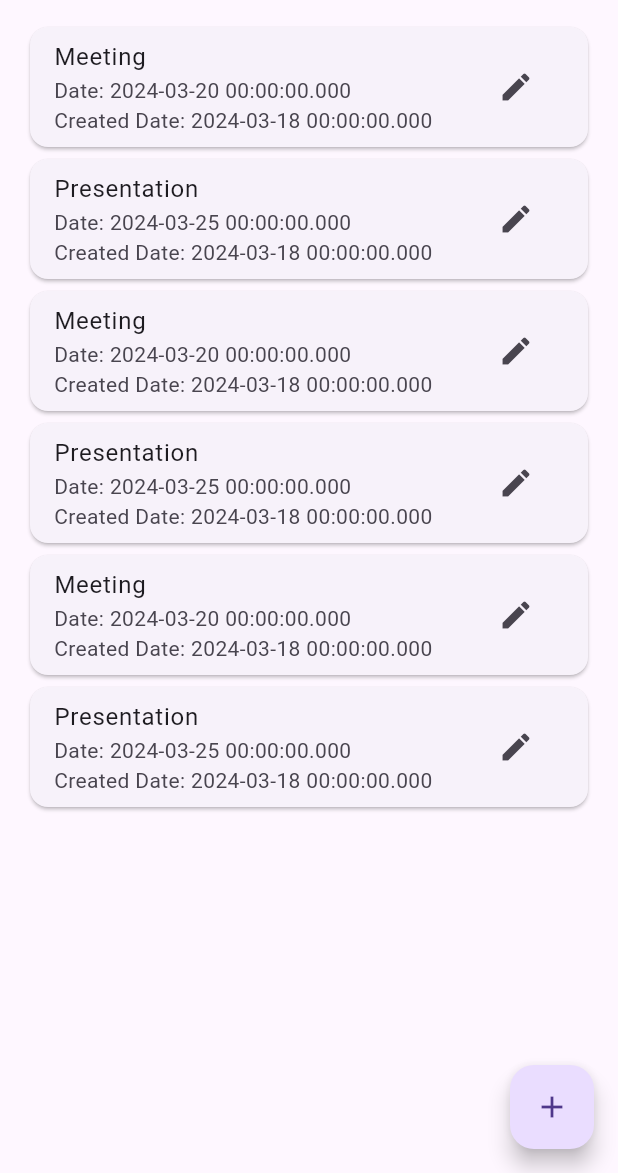
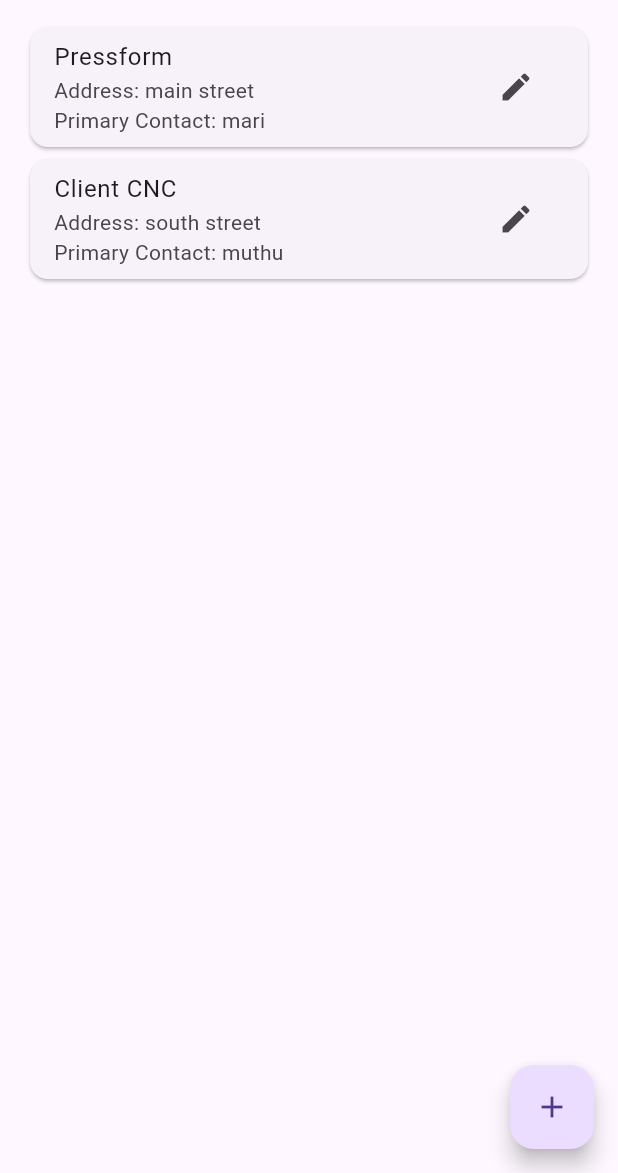
Before and after one commit to Sivaperuman174/AppointmentTracking, a Flutter app: the ClientDetailPage screen opened directly, on a phone screen of 412 x 824 dp, the part 63-1236 px from its top. Run offline on Flutter 3.47's test engine with Material 3 defaults, Android fonts, the phone set to English and light mode, and no system bars.

Commit message:
Models are updated.

```diff
--- a/lib/main.dart
+++ b/lib/main.dart
@@ -5,24 +5,24 @@ void main() {
   runApp(const LoginPage());
 }
 
-class Client {
-  final String name;
-  final List<Appointment> appointments;
+// class Client {
+//   final String name;
+//   final List<Appointment> appointments;
 
-  Client({required this.name, required this.appointments});
-}
+//   Client({required this.name, required this.appointments});
+// }
 
-class Appointment {
-  final String appointmentName;
-  final DateTime appointmentDate;
-  final DateTime appointmentCreatedDate;
+// class Appointment {
+//   final String appointmentName;
+//   final DateTime appointmentDate;
+//   final DateTime appointmentCreatedDate;
 
-  Appointment({
-    required this.appointmentName,
-    required this.appointmentDate,
-    required this.appointmentCreatedDate,
-  });
-}
+//   Appointment({
+//     required this.appointmentName,
+//     required this.appointmentDate,
+//     required this.appointmentCreatedDate,
+//   });
+// }
 
 // class MyApp extends StatelessWidget {
 //   @override
@@ -37,46 +37,46 @@ class Appointment {
 //   }
 // }
 
-class EditAppointmentPage extends StatelessWidget {
-  final Appointment appointment;
+// class EditAppointmentPage extends StatelessWidget {
+//   final Appointment appointment;
 
-  EditAppointmentPage({required this.appointment});
+//   const EditAppointmentPage({super.key, required this.appointment});
 
-  @override
-  Widget build(BuildContext context) {
-    return Scaffold(
-      appBar: AppBar(
-        title: const Text('Edit Appointment'),
-      ),
-      body: Padding(
-        padding: const EdgeInsets.all(16.0),
-        child: Column(
-          crossAxisAlignment: CrossAxisAlignment.start,
-          children: <Widget>[
-            Text(
-              'Appointment Name: ${appointment.appointmentName}',
-              style: const TextStyle(fontSize: 18.0),
-            ),
-            const SizedBox(height: 20.0),
-            Text(
-              'Appointment Date: ${appointment.appointmentDate}',
-              style: const TextStyle(fontSize: 18.0),
-            ),
-            const SizedBox(height: 20.0),
-            Text(
-              'Created Date: ${appointment.appointmentCreatedDate}',
-              style: const TextStyle(fontSize: 18.0),
-            ),
-            const SizedBox(height: 20.0),
-            ElevatedButton(
-              onPressed: () {
-                // Implement edit functionality
-              },
-              child: const Text('Edit'),
-            ),
-          ],
-        ),
-      ),
-    );
-  }
-}
+//   @override
+//   Widget build(BuildContext context) {
+//     return Scaffold(
+//       appBar: AppBar(
+//         title: const Text('Edit Appointment'),
+//       ),
+//       body: Padding(
+//         padding: const EdgeInsets.all(16.0),
+//         child: Column(
+//           crossAxisAlignment: CrossAxisAlignment.start,
+//           children: <Widget>[
+//             Text(
+//               'Appointment Name: ${appointment.appointmentName}',
+//               style: const TextStyle(fontSize: 18.0),
+//             ),
+//             const SizedBox(height: 20.0),
+//             Text(
+//               'Appointment Date: ${appointment.appointmentDate}',
+//               style: const TextStyle(fontSize: 18.0),
+//             ),
+//             const SizedBox(height: 20.0),
+//             Text(
+//               'Created Date: ${appointment.appointmentCreatedDate}',
+//               style: const TextStyle(fontSize: 18.0),
+//             ),
+//             const SizedBox(height: 20.0),
+//             ElevatedButton(
+//               onPressed: () {
+//                 // Implement edit functionality
+//               },
+//               child: const Text('Edit'),
+//             ),
+//           ],
+//         ),
+//       ),
+//     );
+//   }
+// }
--- /dev/null
+++ b/lib/model/appointment.dart
@@ -0,0 +1,77 @@
+import 'feedback.dart';
+
+class Appointment {
+  late int id;
+  late int clientId;
+  late int requestId;
+  late int createdBy;
+  late int allocatedTo;
+  late int alternateAllocateTo;
+  late String description;
+  late DateTime bookedOn;
+  late DateTime actualDate;
+  late DateTime alternateDate;
+  String? acceptanceStatus;
+  late String status;
+  late int deleted;
+  List<Feedback>? feedbacks;
+
+  Appointment(
+      {required this.id,
+      required this.clientId,
+      required this.requestId,
+      required this.createdBy,
+      required this.allocatedTo,
+      required this.alternateAllocateTo,
+      required this.description,
+      required this.bookedOn,
+      required this.actualDate,
+      required this.alternateDate,
+      this.acceptanceStatus,
+      required this.status,
+      required this.deleted,
+      this.feedbacks});
+
+  Appointment.fromJson(Map<String, dynamic> json) {
+    id = json['id'];
+    clientId = json['clientId'];
+    requestId = json['requestId'];
+    createdBy = json['createdBy'];
+    allocatedTo = json['allocatedTo'];
+    alternateAllocateTo = json['alternateAllocateTo'];
+    description = json['description'];
+    bookedOn = json['bookedOn'];
+    actualDate = json['actualDate'];
+    alternateDate = json['alternateDate'];
+    acceptanceStatus = json['acceptanceStatus'];
+    status = json['status'];
+    deleted = json['deleted'];
+    if (json['feedbacks'] != null) {
+      feedbacks = <Feedback>[];
+      json['feedbacks'].forEach((v) {
+        feedbacks?.add(Feedback.fromJson(v));
+      });
+    }
+  }
+
+  Map<String, dynamic> toJson() {
+    final Map<String, dynamic> data = <String, dynamic>{};
+    data['id'] = id;
+    data['clientId'] = clientId;
+    data['requestId'] = requestId;
+    data['createdBy'] = createdBy;
+    data['allocatedTo'] = allocatedTo;
+    data['alternateAllocateTo'] = alternateAllocateTo;
+    data['description'] = description;
+    data['bookedOn'] = bookedOn;
+    data['actualDate'] = actualDate;
+    data['alternateDate'] = alternateDate;
+    data['acceptanceStatus'] = acceptanceStatus;
+    data['status'] = status;
+    data['deleted'] = deleted;
+    if (feedbacks != null) {
+      data['feedbacks'] = feedbacks?.map((v) => v.toJson()).toList();
+    }
+    return data;
+  }
+}
--- /dev/null
+++ b/lib/model/client.dart
@@ -0,0 +1,77 @@
+import 'package:appointmenttrackerapp/model/appointment.dart';
+import 'package:appointmenttrackerapp/model/request.dart';
+
+class Client {
+  late int id;
+  late String name;
+  late int companyId;
+  late String address;
+  late String primaryContactName;
+  late String primaryContactNo;
+  late String secondaryContactName;
+  late String secondaryContactNo;
+  late String location;
+  late int deleted;
+  List<Appointment>? appointments;
+  List<Request>? requests;
+
+  Client(
+      {required this.id,
+      required this.name,
+      required this.companyId,
+      required this.address,
+      required this.primaryContactName,
+      required this.primaryContactNo,
+      required this.secondaryContactName,
+      required this.secondaryContactNo,
+      required this.location,
+      required this.deleted,
+      this.appointments,
+      this.requests});
+
+  Client.fromJson(Map<String, dynamic> json) {
+    id = json['id'];
+    name = json['name'];
+    companyId = json['companyId'];
+    address = json['address'];
+    primaryContactName = json['primaryContactName'];
+    primaryContactNo = json['primaryContactNo'];
+    secondaryContactName = json['secondaryContactName'];
+    secondaryContactNo = json['secondaryContactNo'];
+    location = json['location'];
+    deleted = json['deleted'];
+    if (json['appointments'] != null) {
+      appointments = <Appointment>[];
+      json['appointments'].forEach((v) {
+        appointments?.add(Appointment.fromJson(v));
+      });
+    }
+    if (json['requests'] != null) {
+      requests = <Request>[];
+      json['requests'].forEach((v) {
+        requests?.add(Request.fromJson(v));
+      });
+    }
+  }
+
+  Map<String, dynamic> toJson() {
+    final Map<String, dynamic> data = <String, dynamic>{};
+    data['id'] = id;
+    data['name'] = name;
+    data['companyId'] = companyId;
+    data['address'] = address;
+    data['primaryContactName'] = primaryContactName;
+    data['primaryContactNo'] = primaryContactNo;
+    data['secondaryContactName'] = secondaryContactName;
+    data['secondaryContactNo'] = secondaryContactNo;
+    data['location'] = location;
+    data['deleted'] = deleted;
+    if (appointments != null) {
+      data['appointments'] = appointments?.map((v) => v.toJson()).toList();
+    }
+    if (requests != null) {
+      data['requests'] = requests?.map((v) => v.toJson()).toList();
+    }
+    return data;
+  }
+}
--- /dev/null
+++ b/lib/model/request.dart
@@ -0,0 +1,44 @@
+class Request {
+  late int id;
+  late int clientId;
+  late String requestType;
+  late String description;
+  late DateTime requestedOn;
+  late String status;
+  DateTime? completedOn;
+  late int deleted;
+
+  Request(
+      {required this.id,
+      required this.clientId,
+      required this.requestType,
+      required this.description,
+      required this.requestedOn,
+      required this.status,
+      this.completedOn,
+      required this.deleted});
+
+  Request.fromJson(Map<String, dynamic> json) {
+    id = json['id'];
+    clientId = json['clientId'];
+    requestType = json['requestType'];
+    description = json['description'];
+    requestedOn = json['requestedOn'];
+    status = json['status'];
+    completedOn = json['completedOn'];
+    deleted = json['deleted'];
+  }
+
+  Map<String, dynamic> toJson() {
+    final Map<String, dynamic> data = <String, dynamic>{};
+    data['id'] = id;
+    data['clientId'] = clientId;
+    data['requestType'] = requestType;
+    data['description'] = description;
+    data['requestedOn'] = requestedOn;
+    data['status'] = status;
+    data['completedOn'] = completedOn;
+    data['deleted'] = deleted;
+    return data;
+  }
+}
--- a/lib/view/client_detail_page.dart
+++ b/lib/view/client_detail_page.dart
@@ -1,4 +1,4 @@
-import 'package:appointmenttrackerapp/main.dart';
+import 'package:appointmenttrackerapp/model/client.dart';
 import 'package:appointmenttrackerapp/view/client_add_page.dart';
 import 'package:appointmenttrackerapp/view/client_edit_page.dart';
 import 'package:flutter/material.dart';
@@ -8,45 +8,27 @@ class ClientDetailPage extends StatelessWidget {
 
   final List<Client> clients = [
     Client(
-      name: 'Prashant',
-      appointments: [
-        Appointment(
-          appointmentName: 'Meeting',
-          appointmentDate: DateTime(2024, 3, 20),
-          appointmentCreatedDate: DateTime(2024, 3, 18),
-        ),
-        Appointment(
-          appointmentName: 'Presentation',
-          appointmentDate: DateTime(2024, 3, 25),
-          appointmentCreatedDate: DateTime(2024, 3, 18),
-        ),
-      ],
-    ),
+        id: 1,
+        name: 'Pressform',
+        companyId: 1,
+        address: 'main street',
+        primaryContactName: 'mari',
+        primaryContactNo: '123',
+        secondaryContactName: 'siva',
+        secondaryContactNo: '879',
+        location: '123.00, 32.45',
+        deleted: 0),
     Client(
-      name: 'Sivaparman',
-      appointments: [
-        Appointment(
-          appointmentName: 'Meeting',
-          appointmentDate: DateTime(2024, 3, 20),
-          appointmentCreatedDate: DateTime(2024, 3, 18),
-        ),
-        Appointment(
-          appointmentName: 'Presentation',
-          appointmentDate: DateTime(2024, 3, 25),
-          appointmentCreatedDate: DateTime(2024, 3, 18),
-        ),
-        Appointment(
-          appointmentName: 'Meeting',
-          appointmentDate: DateTime(2024, 3, 20),
-          appointmentCreatedDate: DateTime(2024, 3, 18),
-        ),
-        Appointment(
-          appointmentName: 'Presentation',
-          appointmentDate: DateTime(2024, 3, 25),
-          appointmentCreatedDate: DateTime(2024, 3, 18),
-        ),
-      ],
-    ),
+        id: 2,
+        name: 'Client CNC',
+        companyId: 1,
+        address: 'south street',
+        primaryContactName: 'muthu',
+        primaryContactNo: '432',
+        secondaryContactName: 'guru',
+        secondaryContactNo: '145',
+        location: '156.00, 38.45',
+        deleted: 0)
     // Add more clients as needed
   ];
 
@@ -62,22 +44,17 @@ class ClientDetailPage extends StatelessWidget {
           return Column(
             children: [
               Center(
-                child: Column(
-                  children: clients[index]
-                      .appointments
-                      .map((appointment) => Padding(
-                            padding:
-                                const EdgeInsets.symmetric(horizontal: 16.0),
+                child: Padding(
+                  padding: const EdgeInsets.symmetric(horizontal: 16.0),
                   child: Card(
                     child: ListTile(
-                                title: Text(appointment.appointmentName),
+                      title: Text(clients[index].name),
                       subtitle: Column(
                         crossAxisAlignment: CrossAxisAlignment.start,
                         children: <Widget>[
+                          Text('Address: ${clients[index].address}'),
                           Text(
-                                        'Date: ${appointment.appointmentDate}'),
-                                    Text(
-                                        'Created Date: ${appointment.appointmentCreatedDate}'),
+                              'Primary Contact: ${clients[index].primaryContactName}'),
                         ],
                       ),
                       trailing: IconButton(
@@ -98,8 +75,6 @@ class ClientDetailPage extends StatelessWidget {
                       ),
                     ),
                   ),
-                          ))
-                      .toList(),
                 ),
               ),
             ],
```
Also changed, not shown: lib/model/company.dart (added, +81 -0 lines), lib/model/employee.dart (added, +57 -0 lines), lib/model/feedback.dart (added, +40 -0 lines), lib/model/login.dart (added, +40 -0 lines), lib/model/role.dart (added, +21 -0 lines). Lines whose indentation alone changed are shown as unchanged.
